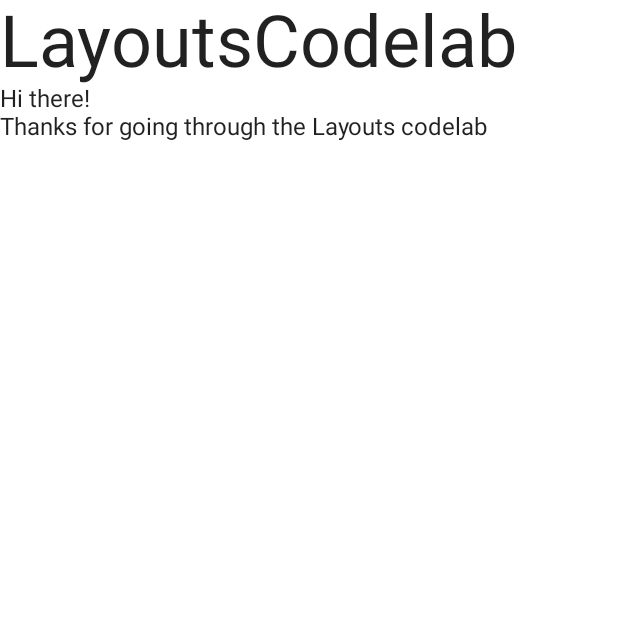
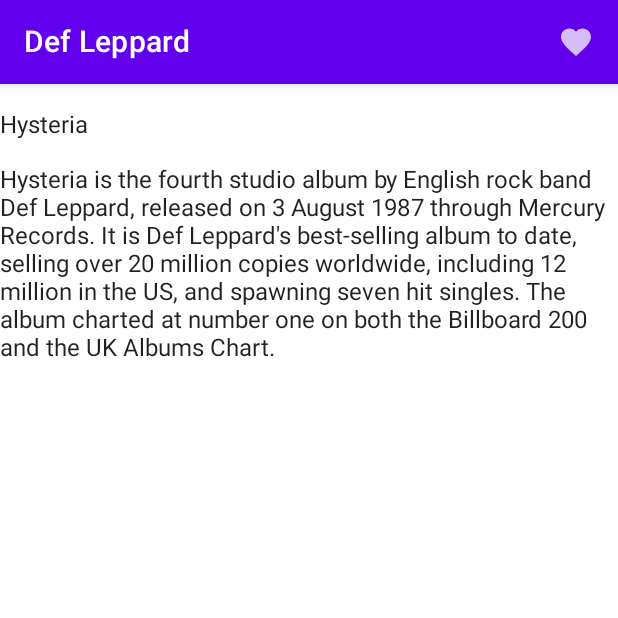
Before and after one commit to juanmendez/jetpack-compose, an Android app built with Jetpack Compose: the screen it shows after launch (MainActivity), on a phone screen of 412 x 824 dp, the top half of it. Run offline under Robolectric (Android 15) with nearby library versions, the phone set to English and light mode, and no system bars.

Commit message:
01: working with scaffolds

```diff
--- a/app/src/main/java/com/jetpack/compose/MainActivity.kt
+++ b/app/src/main/java/com/jetpack/compose/MainActivity.kt
@@ -1,17 +1,23 @@
 package com.jetpack.compose
 
 import android.os.Bundle
+import android.widget.Toast
 import androidx.activity.ComponentActivity
 import androidx.activity.compose.setContent
 import androidx.compose.foundation.layout.Column
 import androidx.compose.foundation.layout.PaddingValues
 import androidx.compose.foundation.layout.padding
-import androidx.compose.material.MaterialTheme
+import androidx.compose.material.Icon
+import androidx.compose.material.IconButton
 import androidx.compose.material.Scaffold
 import androidx.compose.material.Text
+import androidx.compose.material.TopAppBar
+import androidx.compose.material.icons.Icons
+import androidx.compose.material.icons.filled.Favorite
 import androidx.compose.runtime.Composable
 import androidx.compose.ui.Modifier
 import androidx.compose.ui.tooling.preview.Preview
+import androidx.compose.ui.unit.dp
 import com.jetpack.compose.ui.theme.LayoutsCodelabTheme
 
 class MainActivity : ComponentActivity() {
@@ -19,31 +25,40 @@ class MainActivity : ComponentActivity() {
         super.onCreate(savedInstanceState)
         setContent {
             LayoutsCodelabTheme {
-                LayoutsCodelab()
+                LayoutsCodelab(clickable = {
+                    Toast.makeText(baseContext, "Pour some sugar on me!!!!", Toast.LENGTH_LONG).show()
+                })
             }
         }
     }
 }
 
 @Composable
-fun LayoutsCodelab() {
+fun LayoutsCodelab(clickable: () -> Unit = {}) {
     Scaffold(
         topBar = {
-            Text(
-                text = "LayoutsCodelab",
-                style = MaterialTheme.typography.h3
+            TopAppBar(
+                title = {
+                    Text(text = "Def Leppard")
+                },
+                actions = {
+                    IconButton(onClick = clickable) {
+                        Icon(Icons.Filled.Favorite, contentDescription = null)
+                    }
+                }
             )
         }
     ) { innerPadding ->
         BodyContent(innerPadding)
     }
+
 }
 
 @Composable
 fun BodyContent(innerPadding: PaddingValues) {
     Column(modifier = Modifier.padding(innerPadding)) {
-        Text(text = "Hi there!")
-        Text(text = "Thanks for going through the Layouts codelab")
+        Text(text = "Hysteria", modifier = Modifier.padding(vertical = 18.dp))
+        Text(text = "Hysteria is the fourth studio album by English rock band Def Leppard, released on 3 August 1987 through Mercury Records. It is Def Leppard's best-selling album to date, selling over 20 million copies worldwide, including 12 million in the US, and spawning seven hit singles. The album charted at number one on both the Billboard 200 and the UK Albums Chart.")
     }
 }
 
```
Also changed, not shown: 1 other file.
